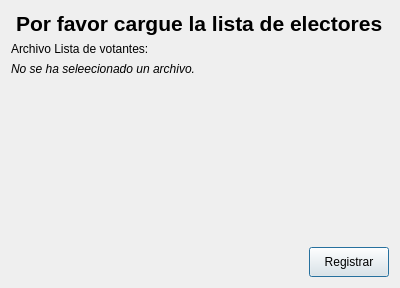
Old version of the form forms/cargarvotantes.ui in the repository sarahiva/IS2Proyecto1.
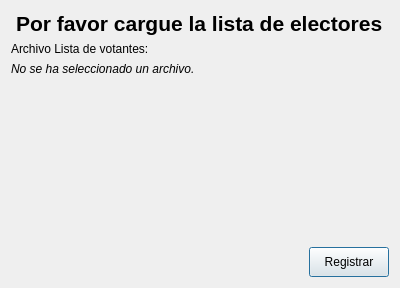
New version of the form. Icons and pictures are not drawn.

```diff
--- a/forms/cargarvotantes.ui
+++ b/forms/cargarvotantes.ui
@@ -106,7 +106,7 @@
         </font>
        </property>
        <property name="text">
-        <string>No se ha seleecionado un archivo.</string>
+        <string>No se ha seleccionado un archivo.</string>
        </property>
       </widget>
      </item>
```
